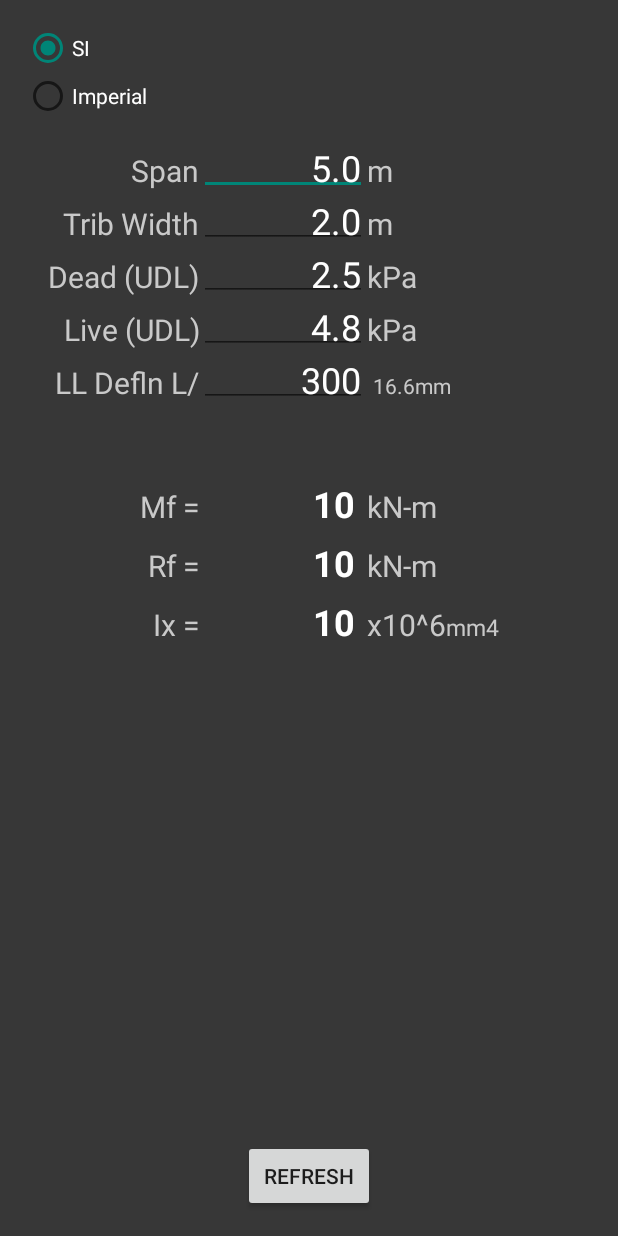
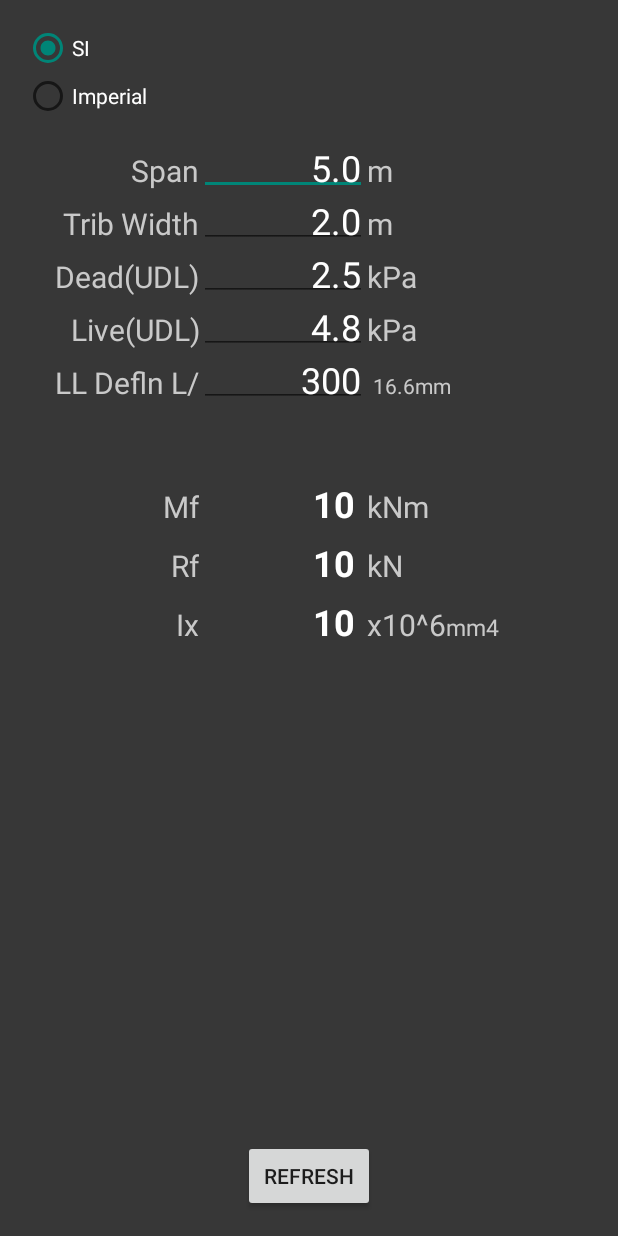
Before and after one commit to rfquerin/qub, an Android app: the screen it shows after launch (MainActivity), on a phone screen of 412 x 824 dp. Run offline under Robolectric (Android 15) with nearby library versions, the phone set to English and light mode, and no system bars.

Commit message:
eliminated some hardcoded string literals

```diff
--- a/app/src/main/res/layout/activity_main.xml
+++ b/app/src/main/res/layout/activity_main.xml
@@ -42,7 +42,7 @@
         android:layout_width="wrap_content"
         android:layout_height="wrap_content"
         android:textAppearance="@android:style/TextAppearance.Large"
-        android:text="Span"
+        android:text="@string/span_label"
         android:id="@+id/textViewSpanLabel"
         android:gravity="right"
         android:layout_below="@+id/radioGroup"
@@ -76,7 +76,7 @@
         android:layout_width="wrap_content"
         android:layout_height="wrap_content"
         android:textAppearance="?android:attr/textAppearanceLarge"
-        android:text="m"
+        android:text="@string/span_units_si"
         android:id="@+id/textViewSpanUnits"
         android:layout_alignBaseline="@+id/editTextSpan"
         android:layout_toRightOf="@+id/editTextSpan"
@@ -87,7 +87,7 @@
         android:layout_width="wrap_content"
         android:layout_height="wrap_content"
         android:textAppearance="?android:attr/textAppearanceLarge"
-        android:text="Trib Width"
+        android:text="@string/tribwidth_label"
         android:id="@+id/textViewTribLabel"
         android:paddingTop="8dp"
         android:layout_below="@+id/textViewSpanLabel"
@@ -116,7 +116,7 @@
         android:layout_width="wrap_content"
         android:layout_height="wrap_content"
         android:textAppearance="?android:attr/textAppearanceLarge"
-        android:text="m"
+        android:text="@string/tribwidth_units_si"
         android:id="@+id/textViewTribUnits"
         android:layout_toRightOf="@+id/editTextTrib"
         android:layout_alignBaseline="@+id/editTextTrib"
@@ -128,7 +128,7 @@
         android:layout_width="wrap_content"
         android:layout_height="wrap_content"
         android:textAppearance="?android:attr/textAppearanceLarge"
-        android:text="Dead (UDL)"
+        android:text="@string/deadUDL_label"
         android:id="@+id/textViewDeadLabel"
         android:gravity="right"
         android:layout_below="@+id/textViewTribLabel"
@@ -157,7 +157,7 @@
         android:layout_width="wrap_content"
         android:layout_height="wrap_content"
         android:textAppearance="?android:attr/textAppearanceLarge"
-        android:text="kPa"
+        android:text="@string/deadUDL_units_si"
         android:id="@+id/textViewDeadUnits"
         android:layout_centerHorizontal="true"
         android:layout_alignBaseline="@+id/editTextDead"
@@ -170,7 +170,7 @@
         android:layout_width="wrap_content"
         android:layout_height="wrap_content"
         android:textAppearance="?android:attr/textAppearanceLarge"
-        android:text="Live (UDL)"
+        android:text="@string/liveUDL_label"
         android:id="@+id/textViewLiveLabel"
         android:layout_below="@+id/textViewDeadLabel"
         android:layout_toLeftOf="@+id/editTextDead"
@@ -200,7 +200,7 @@
         android:layout_width="wrap_content"
         android:layout_height="wrap_content"
         android:textAppearance="?android:attr/textAppearanceLarge"
-        android:text="kPa"
+        android:text="@string/liveUDL_units_si"
         android:id="@+id/textViewLiveUnits"
         android:layout_alignStart="@+id/textViewDeadUnits"
         android:layout_alignBaseline="@+id/editTextLive"
@@ -213,7 +213,7 @@
         android:layout_width="wrap_content"
         android:layout_height="wrap_content"
         android:textAppearance="?android:attr/textAppearanceLarge"
-        android:text="LL Defln L/"
+        android:text="@string/deflnRatio_label"
         android:id="@+id/textViewDeflnLabel"
         android:layout_centerVertical="true"
         android:layout_below="@+id/textViewLiveLabel"
@@ -258,7 +258,7 @@
         android:layout_width="wrap_content"
         android:layout_height="wrap_content"
         android:textAppearance="?android:attr/textAppearanceSmall"
-        android:text="mm"
+        android:text="@string/defln_units_si"
         android:id="@+id/textViewDeflnUnits"
         android:layout_marginTop="21dp"
         android:layout_alignBaseline="@+id/textViewDefln"
@@ -272,7 +272,7 @@
         android:layout_width="wrap_content"
         android:layout_height="wrap_content"
         android:textAppearance="?android:attr/textAppearanceLarge"
-        android:text="Mf ="
+        android:text="@string/Mf_label"
         android:id="@+id/textViewMomentLabel"
         android:gravity="right"
         android:layout_marginTop="55dp"
@@ -308,7 +308,7 @@
         android:layout_width="wrap_content"
         android:layout_height="wrap_content"
         android:textAppearance="?android:attr/textAppearanceLarge"
-        android:text="kN-m"
+        android:text="@string/Mf_units_si"
         android:id="@+id/textViewMomentUnits"
         android:layout_toRightOf="@+id/textViewMoment"
         android:layout_alignBaseline="@+id/textViewMoment"
@@ -324,7 +324,7 @@
         android:layout_width="wrap_content"
         android:layout_height="wrap_content"
         android:textAppearance="?android:attr/textAppearanceLarge"
-        android:text="Rf ="
+        android:text="@string/Rf_label"
         android:id="@+id/textViewRxnLabel"
         android:layout_below="@+id/textViewMomentLabel"
         android:layout_toLeftOf="@+id/textViewMoment"
@@ -356,7 +356,7 @@
         android:layout_width="wrap_content"
         android:layout_height="wrap_content"
         android:textAppearance="?android:attr/textAppearanceLarge"
-        android:text="kN-m"
+        android:text="@string/Rf_units_si"
         android:id="@+id/textViewReactionUnits"
         android:layout_toRightOf="@+id/textViewReaction"
         android:layout_alignBaseline="@+id/textViewReaction"
@@ -368,7 +368,7 @@
         android:layout_width="wrap_content"
         android:layout_height="wrap_content"
         android:textAppearance="?android:attr/textAppearanceLarge"
-        android:text="Ix ="
+        android:text="@string/Ix_label"
         android:id="@+id/textViewIxLabel"
         android:layout_below="@+id/textViewRxnLabel"
         android:layout_toLeftOf="@+id/textViewReaction"
@@ -400,7 +400,7 @@
         android:layout_width="wrap_content"
         android:layout_height="wrap_content"
         android:textAppearance="?android:attr/textAppearanceLarge"
-        android:text="x10^6"
+        android:text="@string/Ix_units1_si"
         android:id="@+id/textViewIxExponent"
         android:layout_toRightOf="@+id/textViewIx"
         android:layout_alignBaseline="@+id/textViewIx"
@@ -411,7 +411,7 @@
         android:layout_width="wrap_content"
         android:layout_height="wrap_content"
         android:textAppearance="?android:attr/textAppearanceLarge"
-        android:text="mm4"
+        android:text="@string/Ix_units2_si"
         android:id="@+id/textViewIxUnits"
         android:layout_toRightOf="@+id/textViewIxExponent"
         android:layout_alignBaseline="@+id/textViewIx"
--- a/app/src/main/res/values/strings.xml
+++ b/app/src/main/res/values/strings.xml
@@ -3,5 +3,24 @@
 
     <string name="app_name">SimpleBeamTool</string>
     <string name="hello_world">Hello world!</string>
+    <string name="span_label">Span</string>
+    <string name="tribwidth_label">Trib Width</string>
+    <string name="deadUDL_label">Dead(UDL)</string>
+    <string name="liveUDL_label">Live(UDL)</string>
+    <string name="deflnRatio_label">LL Defln L/</string>
+    <string name="Mf_label">Mf</string>
+    <string name="Rf_label">Rf</string>
+    <string name="Ix_label">Ix</string>
+
+    <string name="span_units_si">m</string>
+    <string name="tribwidth_units_si">m</string>
+    <string name="deadUDL_units_si">kPa</string>
+    <string name="liveUDL_units_si">kPa</string>
+    <string name="defln_units_si">mm</string>
+    <string name="Mf_units_si">kNm</string>
+    <string name="Rf_units_si">kN</string>
+    <string name="Ix_units1_si">x10^6</string>
+    <string name="Ix_units2_si">mm4</string>
+
 
 </resources>
```
